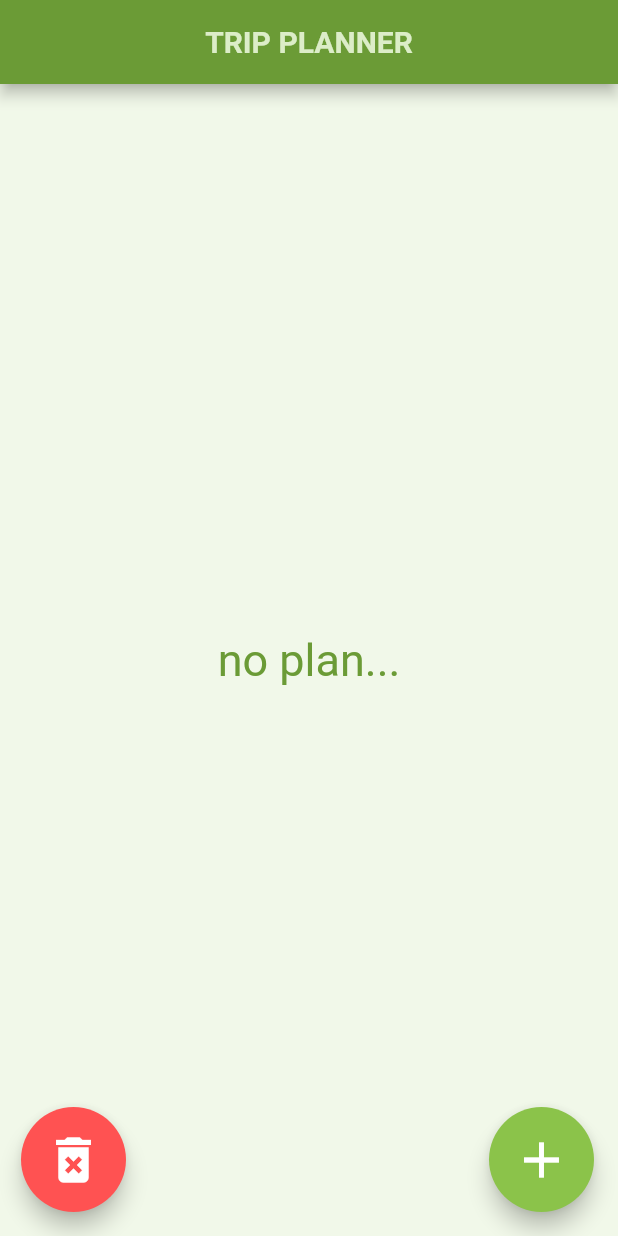
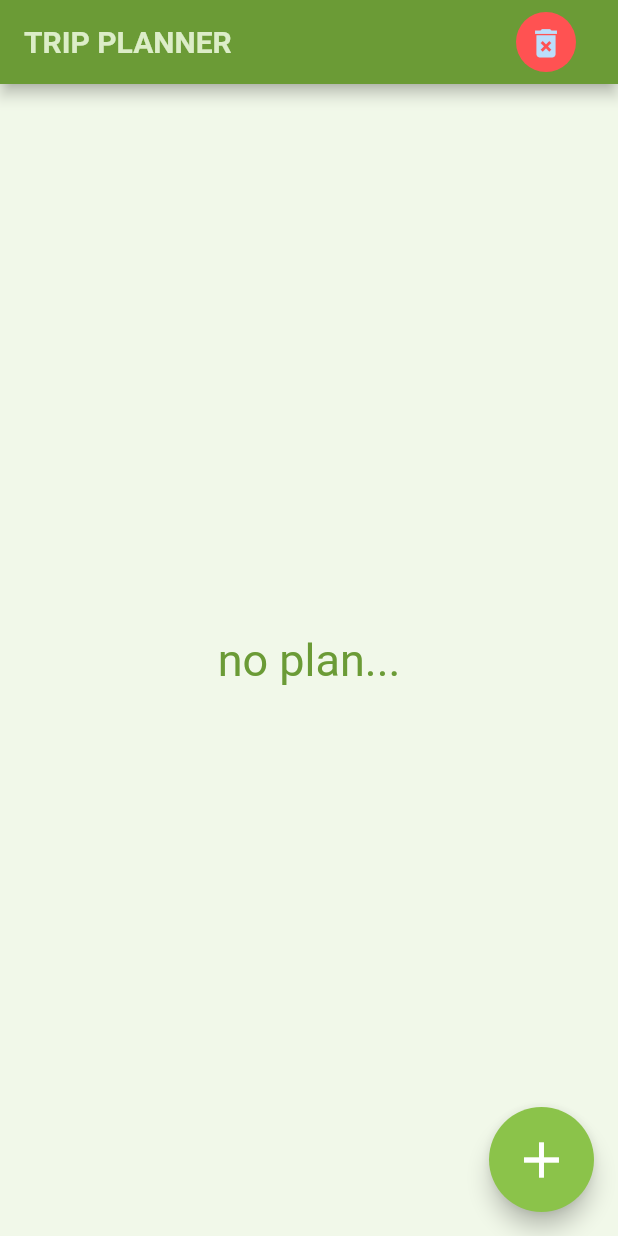
Before and after one commit to tnapat2000/trip_planner, a Flutter app: the screen it shows after launch, on a phone screen of 412 x 824 dp. Run offline on Flutter 3.47's test engine with Material 2 defaults, Android fonts, the phone set to English and light mode, and no system bars; our stand-ins replace sqflite; accounts and stored records are empty.

Commit message:
fixed floating button

```diff
--- a/lib/home_page.dart
+++ b/lib/home_page.dart
@@ -75,12 +75,31 @@ class _HomeScreenState extends State<HomeScreen> {
     return Scaffold(
       backgroundColor: planBg,
       appBar: AppBar(
+        actions: [
+          Padding(
+              padding: const EdgeInsets.all(8.0),
+              child: CircleAvatar(
+                radius: 40,
+                backgroundColor: Colors.redAccent,
+                child: IconButton(
+                  onPressed: () async {
+                    SQLDB.instance.emptyTable();
+                    setState(() {
+                      refreshDays();
+                      latestDay = 1;
+                    });
+                  },
+                  icon: Icon(
+                    Icons.delete_forever,
+                    size: 25,
+                  ),
+                ),
+              )),
+        ],
         backgroundColor: planDark,
-        title: Center(
-          child: const Text(
-            "TRIP PLANNER",
-            style: TextStyle(fontWeight: FontWeight.bold, color: planTextColor),
-          ),
+        title: Text(
+          "TRIP PLANNER",
+          style: TextStyle(fontWeight: FontWeight.bold, color: planTextColor),
         ),
       ),
       body: Center(
@@ -108,32 +127,6 @@ class _HomeScreenState extends State<HomeScreen> {
       ),
       floatingActionButton: Stack(
         children: [
-          // SizedBox(width: 50, height: 50,),
-          Align(
-            alignment: Alignment.bottomLeft,
-            child: Padding(
-              padding: const EdgeInsets.only(left: 30.0),
-              child: Container(
-                width: 70,
-                height: 70,
-                child: FloatingActionButton(
-                  heroTag: "delete",
-                  backgroundColor: Colors.redAccent,
-                  child: Icon(
-                    Icons.delete_forever,
-                    size: 40,
-                  ),
-                  onPressed: () async {
-                    SQLDB.instance.emptyTable();
-                    setState(() {
-                      refreshDays();
-                      latestDay = 1;
-                    });
-                  },
-                ),
-              ),
-            ),
-          ),
           Align(
             alignment: Alignment.bottomRight,
             child: Container(
```
Also changed, not shown: lib/loc_page.dart (+18 -18 lines).
